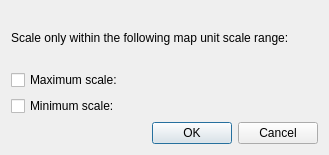
The window that src/ui/qgsmapunitscaledialog.ui (qgis/QGIS) describes before a commit, drawn with Qt 5.
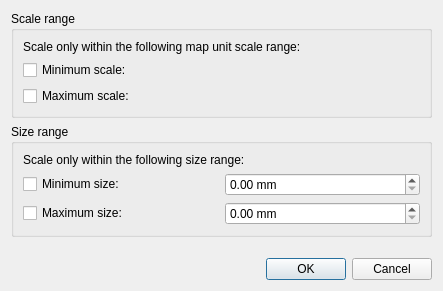
The same window after the commit. Icons and pictures are not drawn. Custom widgets are drawn as their Qt base class.

Patch:
```diff
--- a/src/ui/qgsmapunitscaledialog.ui
+++ b/src/ui/qgsmapunitscaledialog.ui
@@ -6,8 +6,8 @@
    <rect>
     <x>0</x>
     <y>0</y>
-    <width>329</width>
-    <height>155</height>
+    <width>443</width>
+    <height>291</height>
    </rect>
   </property>
   <property name="windowTitle">
@@ -18,35 +18,80 @@
     <normaloff>:/images/themes/default/mActionOptions.png</normaloff>:/images/themes/default/mActionOptions.png</iconset>
   </property>
   <layout class="QGridLayout" name="gridLayout">
+   <item row="3" column="0" colspan="3">
+    <widget class="QGroupBox" name="groupBox_2">
+     <property name="title">
+      <string>Size range</string>
+     </property>
+     <layout class="QGridLayout" name="gridLayout_3">
    <item row="1" column="0">
-    <widget class="QCheckBox" name="mCheckBoxMaxScale">
+       <widget class="QCheckBox" name="mCheckBoxMinSize">
      <property name="text">
-      <string>Maximum scale:</string>
+         <string>Minimum size:</string>
      </property>
     </widget>
    </item>
    <item row="2" column="0">
-    <widget class="QCheckBox" name="mCheckBoxMinScale">
+       <widget class="QCheckBox" name="mCheckBoxMaxSize">
      <property name="text">
-      <string>Minimum scale:</string>
+         <string>Maximum size:</string>
      </property>
     </widget>
    </item>
-   <item row="1" column="1" colspan="2">
-    <widget class="QgsScaleWidget" name="mComboBoxMaxScale" native="true">
-     <property name="focusPolicy">
-      <enum>Qt::StrongFocus</enum>
-     </property>
-    </widget>
-   </item>
-   <item row="2" column="1" colspan="2">
-    <widget class="QgsScaleWidget" name="mComboBoxMinScale" native="true">
-     <property name="focusPolicy">
-      <enum>Qt::StrongFocus</enum>
+      <item row="1" column="1">
+       <widget class="QgsDoubleSpinBox" name="mSpinBoxMinSize">
+        <property name="suffix">
+         <string> mm</string>
+        </property>
+        <property name="maximum">
+         <double>9999999.000000000000000</double>
+        </property>
+       </widget>
+      </item>
+      <item row="2" column="1">
+       <widget class="QgsDoubleSpinBox" name="mSpinBoxMaxSize">
+        <property name="suffix">
+         <string> mm</string>
+        </property>
+        <property name="maximum">
+         <double>999999.000000000000000</double>
+        </property>
+       </widget>
+      </item>
+      <item row="0" column="0" colspan="2">
+       <widget class="QLabel" name="label_2">
+        <property name="text">
+         <string>Scale only within the following size range:</string>
+        </property>
+       </widget>
+      </item>
+     </layout>
+    </widget>
+   </item>
+   <item row="5" column="0" colspan="3">
+    <widget class="QDialogButtonBox" name="mButtonBox">
+     <property name="orientation">
+      <enum>Qt::Horizontal</enum>
+     </property>
+     <property name="standardButtons">
+      <set>QDialogButtonBox::Cancel|QDialogButtonBox::Ok</set>
      </property>
     </widget>
    </item>
    <item row="0" column="0" colspan="3">
+    <widget class="QGroupBox" name="groupBox">
+     <property name="title">
+      <string>Scale range</string>
+     </property>
+     <layout class="QGridLayout" name="gridLayout_2">
+      <item row="1" column="1">
+       <widget class="QgsScaleWidget" name="mComboBoxMinScale" native="true">
+        <property name="focusPolicy">
+         <enum>Qt::StrongFocus</enum>
+        </property>
+       </widget>
+      </item>
+      <item row="0" column="0" colspan="2">
     <widget class="QLabel" name="label">
      <property name="text">
       <string>Scale only within the following map unit scale range:</string>
@@ -56,15 +101,42 @@
      </property>
     </widget>
    </item>
-   <item row="4" column="0" colspan="3">
-    <widget class="QDialogButtonBox" name="mButtonBox">
+      <item row="1" column="0">
+       <widget class="QCheckBox" name="mCheckBoxMinScale">
+        <property name="text">
+         <string>Minimum scale:</string>
+        </property>
+       </widget>
+      </item>
+      <item row="3" column="1">
+       <widget class="QgsScaleWidget" name="mComboBoxMaxScale" native="true">
+        <property name="focusPolicy">
+         <enum>Qt::StrongFocus</enum>
+        </property>
+       </widget>
+      </item>
+      <item row="3" column="0">
+       <widget class="QCheckBox" name="mCheckBoxMaxScale">
+        <property name="text">
+         <string>Maximum scale:</string>
+        </property>
+       </widget>
+      </item>
+     </layout>
+    </widget>
+   </item>
+   <item row="4" column="0">
+    <spacer name="verticalSpacer">
      <property name="orientation">
-      <enum>Qt::Horizontal</enum>
+      <enum>Qt::Vertical</enum>
      </property>
-     <property name="standardButtons">
-      <set>QDialogButtonBox::Cancel|QDialogButtonBox::Ok</set>
+     <property name="sizeHint" stdset="0">
+      <size>
+       <width>20</width>
+       <height>40</height>
+      </size>
      </property>
-    </widget>
+    </spacer>
    </item>
   </layout>
  </widget>
@@ -74,6 +146,11 @@
    <extends>QWidget</extends>
    <header>qgsscalewidget.h</header>
   </customwidget>
+  <customwidget>
+   <class>QgsDoubleSpinBox</class>
+   <extends>QDoubleSpinBox</extends>
+   <header>qgsdoublespinbox.h</header>
+  </customwidget>
  </customwidgets>
  <tabstops>
   <tabstop>mCheckBoxMaxScale</tabstop>
```
Left out of the diff: 9 changed lines with no effect on the pictures. Lines whose indentation alone changed are shown as unchanged.
